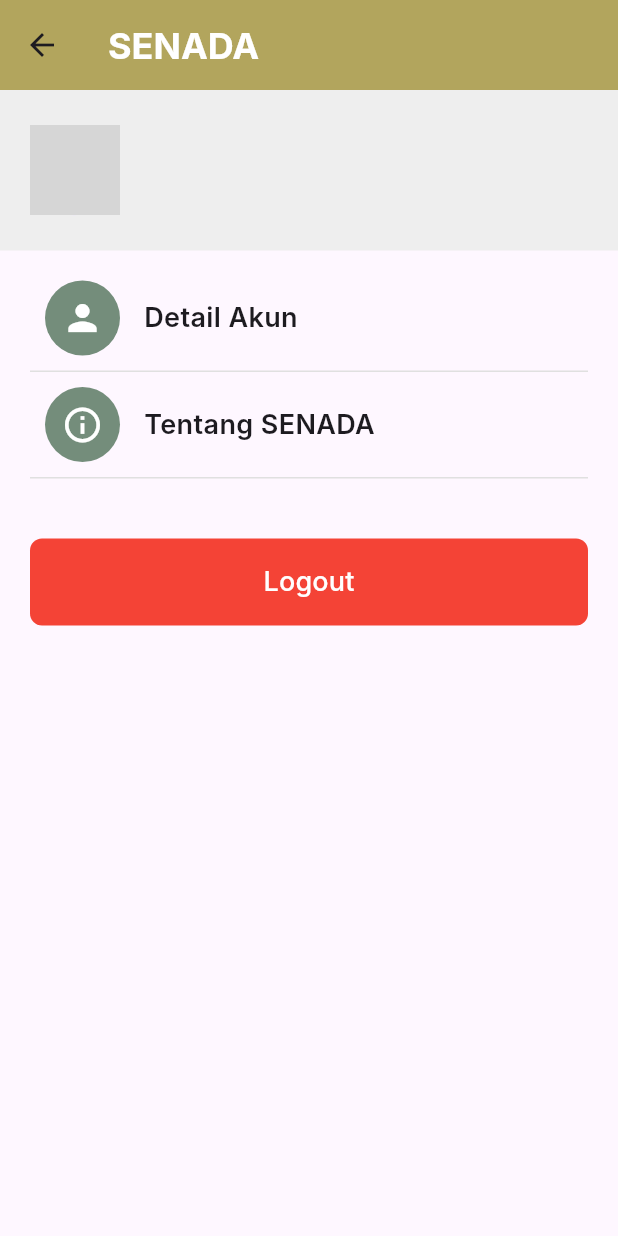
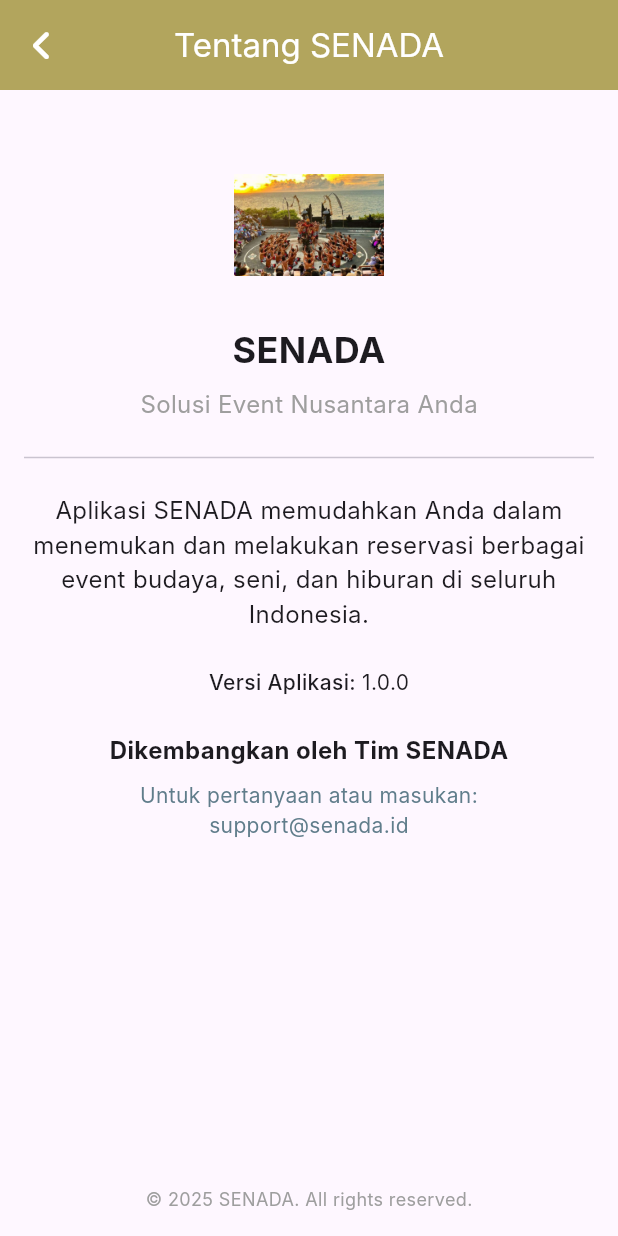
Before and after one commit to agunglaksonoputra/senada-project, a Flutter app: the _AccountPageBody screen opened directly, after a tap on "Tentang SENADA", on a phone screen of 412 x 824 dp. Run offline on Flutter 3.47's test engine with Material 3 defaults, Android fonts, the phone set to English and light mode, and no system bars; our stand-ins replace cloud_firestore, email_validator, firebase_auth, firebase_core, flutter_bloc, flutter_dotenv and 2 more; accounts and stored records are empty; network calls fail; Roboto replaces fonts that are missing (Inter); grey boxes are pictures that could not be loaded.

Commit message:
feat(about): Added about page

```diff
--- a/lib/main.dart
+++ b/lib/main.dart
@@ -3,6 +3,7 @@ import 'package:flutter/material.dart';
 import 'package:flutter_dotenv/flutter_dotenv.dart';
 import 'package:intl/date_symbol_data_local.dart';
 import 'package:senada/firebase_options.dart';
+import 'package:senada/screens/about.dart';
 import 'package:senada/screens/home/home_screen.dart';
 import 'package:senada/screens/auth/Login.dart';
 import 'package:senada/screens/auth/Register.dart';
@@ -40,6 +41,7 @@ class MainApp extends StatelessWidget {
         '/Login': (context) => const Login(),
         '/Register': (context) => Register(),
         '/ResetPassword': (context) => const ResetPassword(),
+        '/about': (context) => const AboutPage(),
 
         // Tambahkan rute lainnya di sini jika perlu
       },
--- /dev/null
+++ b/lib/screens/about.dart
@@ -0,0 +1,80 @@
+import 'package:flutter/material.dart';
+import 'package:font_awesome_flutter/font_awesome_flutter.dart';
+
+class AboutPage extends StatelessWidget {
+  const AboutPage({super.key});
+
+  final String appVersion = '1.0.0'; // Versi ditulis manual
+
+  @override
+  Widget build(BuildContext context) {
+    return Scaffold(
+      appBar: AppBar(
+        leading: IconButton(
+          icon: const FaIcon(FontAwesomeIcons.angleLeft, color: Colors.white),
+          onPressed: () => Navigator.pop(context),
+        ),
+        title: const Text('Tentang SENADA', style: TextStyle(color: Colors.white)),
+        backgroundColor: const Color(0xFFB2A55D),
+        toolbarHeight: 60,
+        centerTitle: true,
+      ),
+      body: Padding(
+        padding: const EdgeInsets.all(16),
+        child: Column(
+          children: [
+            const SizedBox(height: 24),
+            Image.asset(
+              'assets/images/tari_kecak.jpg',
+              width: 100,
+              height: 100,
+            ),
+            const SizedBox(height: 16),
+            const Text(
+              'SENADA',
+              style: TextStyle(fontSize: 24, fontWeight: FontWeight.bold),
+            ),
+            const SizedBox(height: 8),
+            const Text(
+              'Solusi Event Nusantara Anda',
+              style: TextStyle(fontSize: 16, color: Colors.grey),
+            ),
+            const SizedBox(height: 16),
+            const Divider(),
+            const SizedBox(height: 16),
+            const Text(
+              'Aplikasi SENADA memudahkan Anda dalam menemukan dan melakukan reservasi berbagai event budaya, seni, dan hiburan di seluruh Indonesia.',
+              textAlign: TextAlign.center,
+              style: TextStyle(fontSize: 16),
+            ),
+            const SizedBox(height: 24),
+            Row(
+              mainAxisAlignment: MainAxisAlignment.center,
+              children: [
+                const Text('Versi Aplikasi: ',
+                    style: TextStyle(fontWeight: FontWeight.w500)),
+                Text(appVersion),
+              ],
+            ),
+            const SizedBox(height: 24),
+            const Text(
+              'Dikembangkan oleh Tim SENADA',
+              style: TextStyle(fontSize: 16, fontWeight: FontWeight.bold),
+            ),
+            const SizedBox(height: 8),
+            const Text(
+              'Untuk pertanyaan atau masukan:\nsupport@senada.id',
+              textAlign: TextAlign.center,
+              style: TextStyle(color: Colors.blueGrey),
+            ),
+            const Spacer(),
+            const Text(
+              '© 2025 SENADA. All rights reserved.',
+              style: TextStyle(fontSize: 12, color: Colors.grey),
+            ),
+          ],
+        ),
+      ),
+    );
+  }
+}
--- a/lib/screens/account/account_screen.dart
+++ b/lib/screens/account/account_screen.dart
@@ -55,9 +55,11 @@ class _AccountPageBody extends StatelessWidget {
                 child: Column(
                   crossAxisAlignment: CrossAxisAlignment.start,
                   children: [
-                    if (state is Authenticated)
-                      _buildOptionCard('Detail Akun', Icons.person),
-                    _buildOptionCard('Tentang SENADA', Icons.info_outline),
+                    _buildOptionCard(
+                      'Tentang SENADA',
+                      Icons.info_outline,
+                          () => Navigator.pushNamed(context, '/about'),
+                    ),
                   ],
                 ),
               ),
@@ -167,11 +169,9 @@ class _AccountPageBody extends StatelessWidget {
     }
   }
 
-  Widget _buildOptionCard(String title, IconData icon) {
+  Widget _buildOptionCard(String title, IconData icon, VoidCallback onTap) {
     return InkWell(
-      onTap: () {
-        // Tambahkan navigasi sesuai kebutuhan
-      },
+      onTap: onTap,
       child: Container(
         decoration: BoxDecoration(
           border: Border(
--- a/pubspec.yaml
+++ b/pubspec.yaml
@@ -29,5 +29,6 @@ flutter:
   uses-material-design: true
   assets:
     - .env
+    - assets/images/
     - assets/images/Bank_Logo/
     - assets/images/E_Wallet/
```
Also changed, not shown: lib/screens/detailPage/DetailPage.dart (+53 -100 lines).
